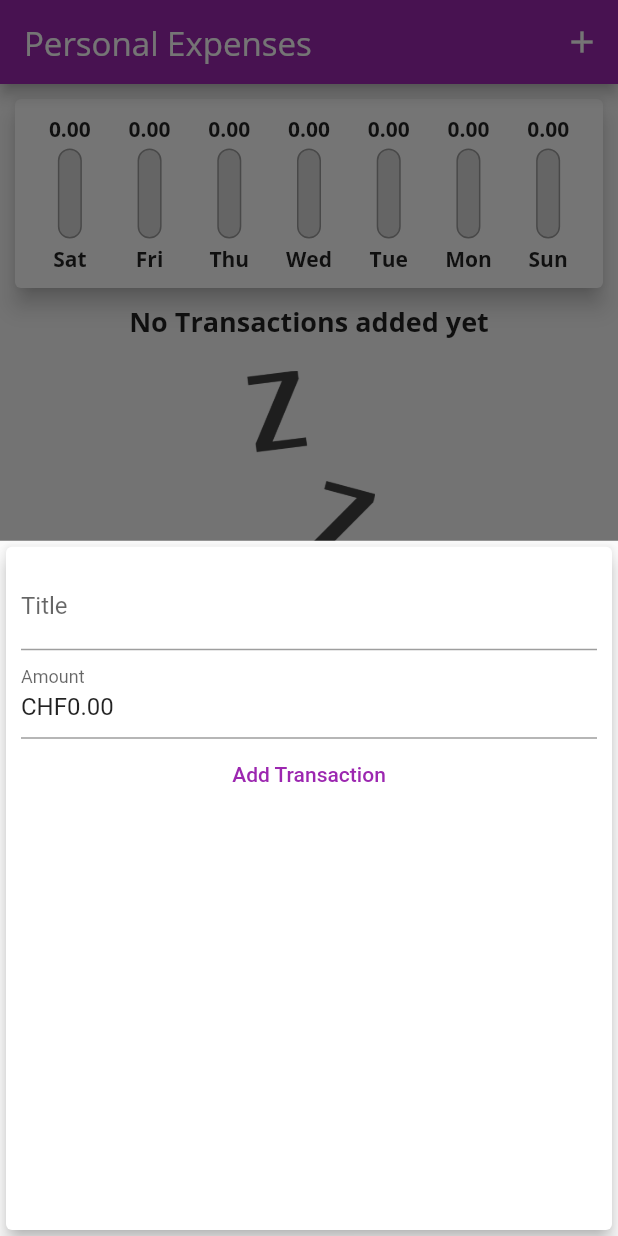
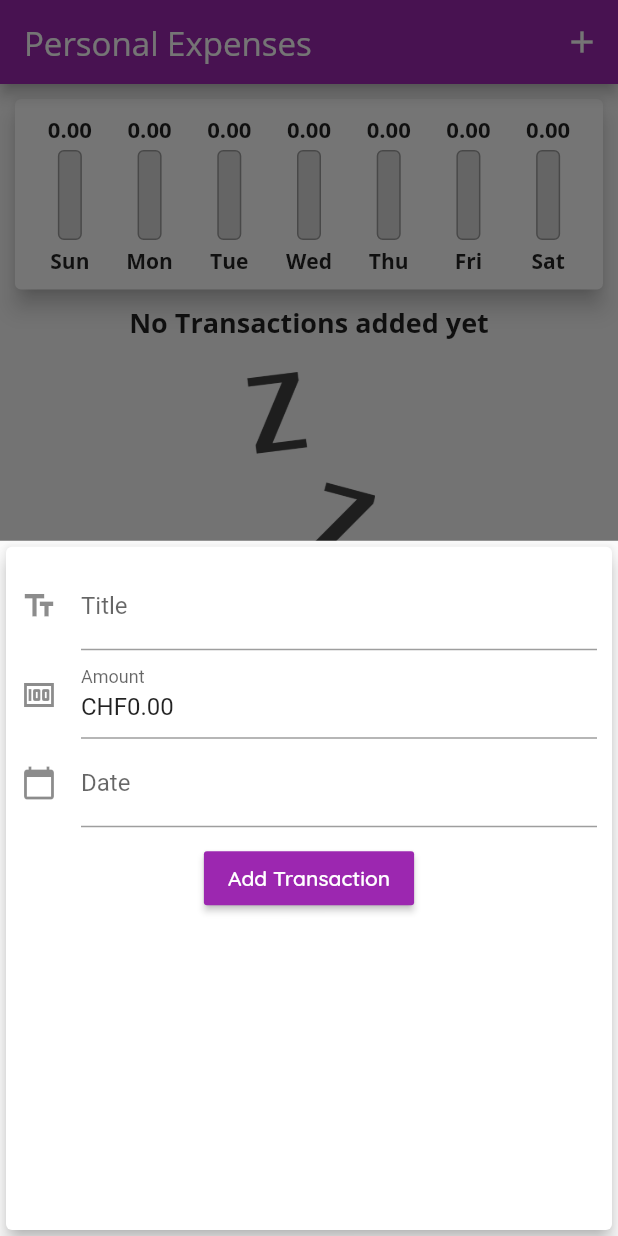
Before and after one commit to gerdreiss/learning-flutter, a Flutter app: the screen it shows after launch, after a tap on the "add" icon, on a phone screen of 412 x 824 dp. Run offline on Flutter 3.47's test engine with Material 2 defaults, Android fonts, the phone set to English and light mode, and no system bars; our stand-ins replace flutter_masked_text.

Commit message:
Flutter & Dart - The Complete Guide: expenses app, date picker

```diff
--- a/udemy/flutter_dart_complete_guide/expenses_app/lib/main.dart
+++ b/udemy/flutter_dart_complete_guide/expenses_app/lib/main.dart
@@ -22,6 +22,7 @@ class MyApp extends StatelessWidget {
                 fontWeight: FontWeight.bold,
                 fontSize: 18,
               ),
+              button: TextStyle(color: Colors.white),
             ),
         appBarTheme: AppBarTheme(
           textTheme: ThemeData.light().textTheme.copyWith(
@@ -65,12 +66,12 @@ class _MyHomePageState extends State<MyHomePage> {
     return _transactions.where((t) => t.date.isAfter(aWeekAgo)).toList();
   }
 
-  void _addNewTransaction(String title, int amount) {
+  void _addNewTransaction(String title, int amount, DateTime date) {
     final newTx = new Transaction(
       id: _transactions.length + 1,
       title: title,
       amount: amount,
-      date: DateTime.now(),
+      date: date,
     );
     setState(() {
       _transactions.add(newTx);
--- a/udemy/flutter_dart_complete_guide/expenses_app/lib/widgets/chart.dart
+++ b/udemy/flutter_dart_complete_guide/expenses_app/lib/widgets/chart.dart
@@ -54,6 +54,8 @@ class Chart extends StatelessWidget {
                   ),
                 ),
               )
+              .toList()
+              .reversed
               .toList(),
         ),
       ),
--- a/udemy/flutter_dart_complete_guide/expenses_app/lib/widgets/chart_bar.dart
+++ b/udemy/flutter_dart_complete_guide/expenses_app/lib/widgets/chart_bar.dart
@@ -12,12 +12,15 @@ class ChartBar extends StatelessWidget {
     return Container(
       child: Column(
         children: [
-          FittedBox(
-            child: Text(
-              formattedAmount,
-              style: TextStyle(
-                fontFamily: 'OpenSans',
-                fontWeight: FontWeight.bold,
+          Container(
+            height: 20,
+            child: FittedBox(
+              child: Text(
+                formattedAmount,
+                style: TextStyle(
+                  fontFamily: 'OpenSans',
+                  fontWeight: FontWeight.bold,
+                ),
               ),
             ),
           ),
@@ -31,7 +34,7 @@ class ChartBar extends StatelessWidget {
                   decoration: BoxDecoration(
                     border: Border.all(color: Colors.grey, width: 1.0),
                     color: Color.fromRGBO(220, 220, 220, 1),
-                    borderRadius: BorderRadius.circular(10),
+                    borderRadius: BorderRadius.circular(4),
                   ),
                 ),
                 FractionallySizedBox(
@@ -39,10 +42,10 @@ class ChartBar extends StatelessWidget {
                   child: Container(
                     decoration: BoxDecoration(
                       color: Theme.of(context).primaryColor,
-                      borderRadius: BorderRadius.circular(10),
+                      borderRadius: BorderRadius.circular(4),
                     ),
                   ),
-                )
+                ),
               ],
             ),
           ),
--- a/udemy/flutter_dart_complete_guide/expenses_app/lib/widgets/new_transaction.dart
+++ b/udemy/flutter_dart_complete_guide/expenses_app/lib/widgets/new_transaction.dart
@@ -1,5 +1,6 @@
 import 'package:flutter/material.dart';
 import 'package:flutter_masked_text/flutter_masked_text.dart';
+import 'package:intl/intl.dart';
 
 class NewTransaction extends StatefulWidget {
   final Function addNewTransaction;
@@ -13,19 +14,44 @@ class NewTransaction extends StatefulWidget {
 }
 
 class _NewTransactionState extends State<NewTransaction> {
-  final titleController = new TextEditingController();
-  final amountController = MoneyMaskedTextController(
+  final _dateFormatter = DateFormat('dd/MM/yyyy');
+
+  final _titleController = new TextEditingController();
+  final _amountController = MoneyMaskedTextController(
     decimalSeparator: '.',
     thousandSeparator: ',',
     leftSymbol: 'CHF',
   );
+  final _dateController = new TextEditingController();
 
-  void submitNewTransaction() {
-    final titleInput = titleController.text;
-    final amountInput = (amountController.numberValue * 100).toInt();
+  void _submitNewTransaction() {
+    final titleInput = _titleController.text;
+    final amountInput = (_amountController.numberValue * 100).toInt();
+    final dateInput = _dateController.text.isEmpty
+        ? DateTime.now()
+        : _dateFormatter.parse(_dateController.text);
     if (titleInput.isNotEmpty && amountInput > 0) {
-      widget.addNewTransaction(titleInput, amountInput);
+      widget.addNewTransaction(titleInput, amountInput, dateInput);
       Navigator.of(context).pop();
+    }
+  }
+
+  void _selectDate(BuildContext context) async {
+    var initialDate = DateTime.now();
+    final DateTime picked = await showDatePicker(
+      context: context,
+      initialDate: initialDate,
+      firstDate: DateTime(2021),
+      lastDate: initialDate,
+    );
+    if (picked != null) {
+      _dateController
+        ..text = _dateFormatter.format(picked)
+        ..selection = TextSelection.fromPosition(
+          TextPosition(
+              offset: _dateController.text.length,
+              affinity: TextAffinity.upstream),
+        );
     }
   }
 
@@ -38,24 +64,48 @@ class _NewTransactionState extends State<NewTransaction> {
         child: Column(
           children: [
             TextField(
-              decoration: new InputDecoration(labelText: "Title"),
-              controller: titleController,
-              onSubmitted: (_) => submitNewTransaction(),
+              decoration: new InputDecoration(
+                labelText: 'Title',
+                icon: Icon(Icons.text_fields),
+              ),
+              controller: _titleController,
+              onSubmitted: (_) => _submitNewTransaction(),
             ),
             TextField(
-              decoration: new InputDecoration(labelText: "Amount"),
+              decoration: new InputDecoration(
+                labelText: 'Amount',
+                icon: Icon(Icons.money),
+              ),
               keyboardType: TextInputType.number,
-              controller: amountController,
-              onSubmitted: (_) => submitNewTransaction(),
+              controller: _amountController,
+              onSubmitted: (_) => _submitNewTransaction(),
             ),
-            FlatButton(
-              child: Text('Add Transaction'),
-              textColor: Theme.of(context).primaryColor,
-              onPressed: submitNewTransaction,
-            )
+            TextField(
+              focusNode: AlwaysDisabledFocusNode(),
+              controller: _dateController,
+              decoration: InputDecoration(
+                labelText: 'Date',
+                icon: Icon(Icons.calendar_today),
+              ),
+              onTap: () => _selectDate(context),
+            ),
+            Container(
+              margin: EdgeInsets.only(top: 10),
+              child: RaisedButton(
+                child: Text('Add Transaction'),
+                color: Theme.of(context).primaryColor,
+                textColor: Theme.of(context).textTheme.button.color,
+                onPressed: _submitNewTransaction,
+              ),
+            ),
           ],
         ),
       ),
     );
   }
 }
+
+class AlwaysDisabledFocusNode extends FocusNode {
+  @override
+  bool get hasFocus => false;
+}
--- a/udemy/flutter_dart_complete_guide/expenses_app/lib/widgets/transaction_list.dart
+++ b/udemy/flutter_dart_complete_guide/expenses_app/lib/widgets/transaction_list.dart
@@ -32,12 +32,12 @@ class TransactionList extends StatelessWidget {
                 margin: EdgeInsets.symmetric(vertical: 8, horizontal: 5),
                 child: ListTile(
                   leading: CircleAvatar(
-                    radius: 30.0,
+                    radius: 26.0,
                     child: Padding(
                       padding: EdgeInsets.all(6),
                       child: FittedBox(
                         child: Text(
-                          _transactions[idx].getFormattedAmount('Fr.'),
+                          _transactions[idx].getFormattedAmount(''),
                         ),
                       ),
                     ),
--- a/udemy/flutter_dart_complete_guide/expenses_app/lib/widgets/user_transactions.dart
+++ b/udemy/flutter_dart_complete_guide/expenses_app/lib/widgets/user_transactions.dart
@@ -32,12 +32,12 @@ class _UserTransactionsState extends State<UserTransactions> {
     ]);
   }
 
-  void _addNewTransaction(String title, int amount) {
+  void _addNewTransaction(String title, int amount, DateTime date) {
     final newTx = new Transaction(
       id: _transactions.length + 1,
       title: title,
       amount: amount,
-      date: DateTime.now(),
+      date: date,
     );
     setState(() {
       _transactions.add(newTx);
```
